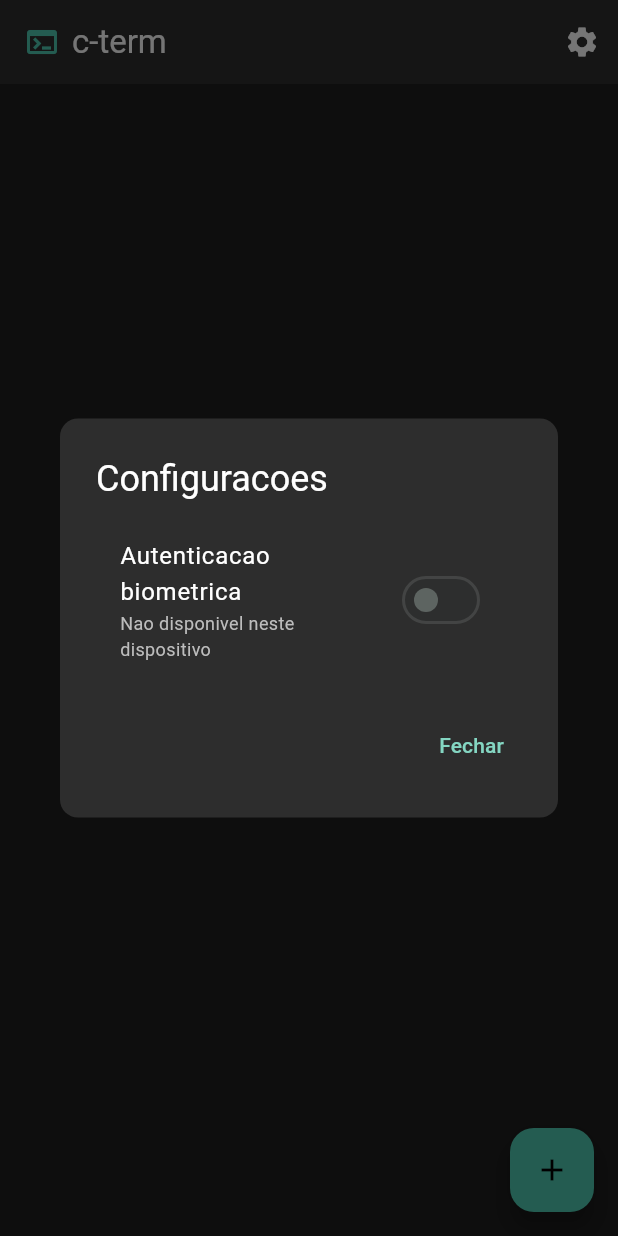
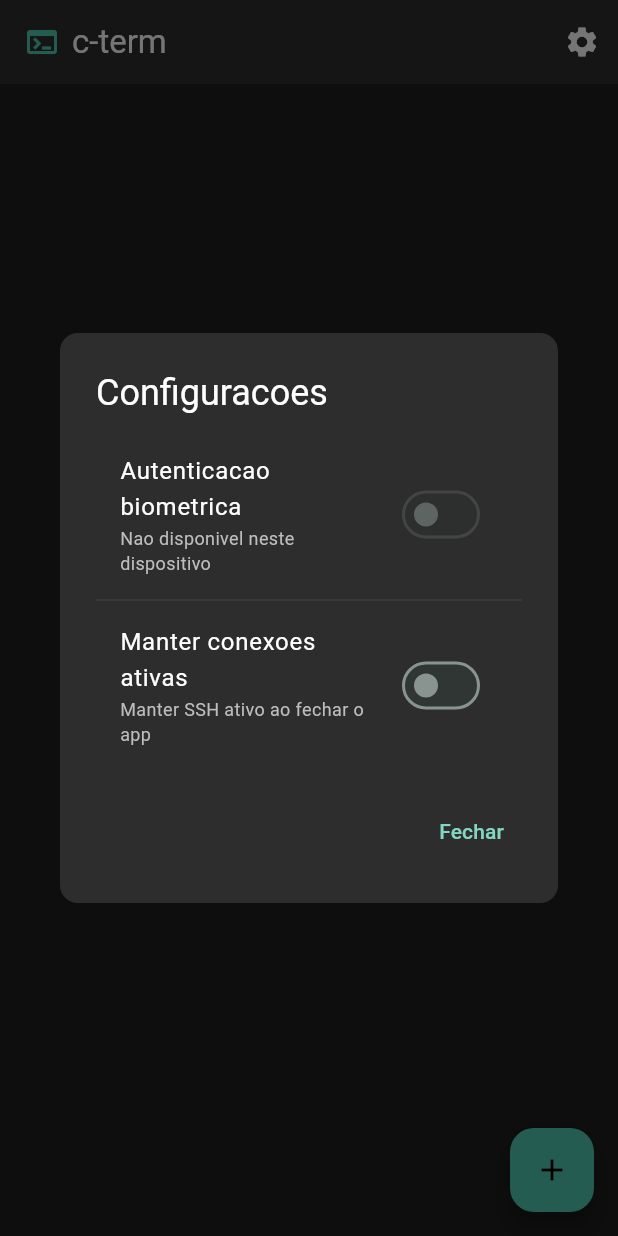
Before and after one commit to ropermen/c-term, a Flutter app: the screen it shows after launch, after a tap on the "settings" icon, on a phone screen of 412 x 824 dp. Run offline on Flutter 3.47's test engine with Material 3 defaults, Android fonts, the phone set to English and light mode, and no system bars; our stand-ins replace flutter_secure_storage, local_auth, wakelock_plus; missing offline and left inert: dartssh2, flutter_foreground_task, xterm.

Commit message:
Add foreground service option and Termux-style icon
- Add option to keep SSH connections alive when app is closed
- New setting in settings dialog to enable/disable persistent connections
- Foreground service shows notification when connections are active
- New Termux-style app icon (green terminal on black background)

Co-Authored-By: Claude Opus 4.5 <noreply@anthropic.com>

```diff
--- a/lib/main.dart
+++ b/lib/main.dart
@@ -1,8 +1,9 @@
 import 'package:flutter/material.dart';
 import 'package:flutter/services.dart';
 import 'app.dart';
+import 'services/foreground_service.dart';
 
-void main() {
+void main() async {
   WidgetsFlutterBinding.ensureInitialized();
 
   SystemChrome.setSystemUIOverlayStyle(
@@ -14,5 +15,7 @@ void main() {
     ),
   );
 
+  await ForegroundServiceManager.init();
+
   runApp(const CTermApp());
 }
--- a/lib/screens/home_screen.dart
+++ b/lib/screens/home_screen.dart
@@ -129,6 +129,7 @@ class _HomeScreenState extends State<HomeScreen> {
     final authService = AuthService();
     bool biometricEnabled = await storageService.isBiometricEnabled();
     bool biometricAvailable = await authService.isBiometricAvailable();
+    bool keepConnectionsAlive = await storageService.isKeepConnectionsAliveEnabled();
 
     if (!mounted) return;
 
@@ -163,6 +164,23 @@ class _HomeScreenState extends State<HomeScreen> {
                         setDialogState(() => biometricEnabled = value);
                       }
                     : null,
+              ),
+              const Divider(color: Color(0xFF3D3D3D)),
+              SwitchListTile(
+                title: const Text(
+                  'Manter conexoes ativas',
+                  style: TextStyle(color: Colors.white),
+                ),
+                subtitle: Text(
+                  'Manter SSH ativo ao fechar o app',
+                  style: TextStyle(color: Colors.grey.shade400, fontSize: 12),
+                ),
+                value: keepConnectionsAlive,
+                activeColor: const Color(0xFF4EC9B0),
+                onChanged: (value) async {
+                  await storageService.setKeepConnectionsAliveEnabled(value);
+                  setDialogState(() => keepConnectionsAlive = value);
+                },
               ),
             ],
           ),
--- /dev/null
+++ b/lib/services/foreground_service.dart
@@ -0,0 +1,68 @@
+import 'package:flutter_foreground_task/flutter_foreground_task.dart';
+
+class ForegroundServiceManager {
+  static bool _isInitialized = false;
+  static bool _isRunning = false;
+
+  static Future<void> init() async {
+    if (_isInitialized) return;
+
+    FlutterForegroundTask.init(
+      androidNotificationOptions: AndroidNotificationOptions(
+        channelId: 'c_term_ssh',
+        channelName: 'c-term SSH',
+        channelDescription: 'Conexoes SSH ativas',
+        channelImportance: NotificationChannelImportance.LOW,
+        priority: NotificationPriority.LOW,
+      ),
+      iosNotificationOptions: const IOSNotificationOptions(
+        showNotification: true,
+        playSound: false,
+      ),
+      foregroundTaskOptions: ForegroundTaskOptions(
+        eventAction: ForegroundTaskEventAction.nothing(),
+        autoRunOnBoot: false,
+        autoRunOnMyPackageReplaced: false,
+        allowWakeLock: true,
+        allowWifiLock: true,
+      ),
+    );
+
+    _isInitialized = true;
+  }
+
+  static Future<void> startService(int sessionCount) async {
+    if (!_isInitialized) await init();
+
+    if (_isRunning) {
+      await updateNotification(sessionCount);
+      return;
+    }
+
+    await FlutterForegroundTask.startService(
+      notificationTitle: 'c-term',
+      notificationText: '$sessionCount conexao(oes) SSH ativa(s)',
+      callback: null,
+    );
+
+    _isRunning = true;
+  }
+
+  static Future<void> updateNotification(int sessionCount) async {
+    if (!_isRunning) return;
+
+    await FlutterForegroundTask.updateService(
+      notificationTitle: 'c-term',
+      notificationText: '$sessionCount conexao(oes) SSH ativa(s)',
+    );
+  }
+
+  static Future<void> stopService() async {
+    if (!_isRunning) return;
+
+    await FlutterForegroundTask.stopService();
+    _isRunning = false;
+  }
+
+  static bool get isRunning => _isRunning;
+}
--- a/lib/services/storage_service.dart
+++ b/lib/services/storage_service.dart
@@ -7,6 +7,7 @@ class StorageService {
   static const String _connectionsKey = 'ssh_connections';
   static const String _keyboardKeysKey = 'keyboard_keys';
   static const String _biometricEnabledKey = 'biometric_enabled';
+  static const String _keepConnectionsAliveKey = 'keep_connections_alive';
 
   final FlutterSecureStorage _storage;
 
@@ -99,4 +100,13 @@ class StorageService {
   Future<void> setBiometricEnabled(bool enabled) async {
     await _storage.write(key: _biometricEnabledKey, value: enabled.toString());
   }
+
+  Future<bool> isKeepConnectionsAliveEnabled() async {
+    final String? value = await _storage.read(key: _keepConnectionsAliveKey);
+    return value == 'true';
+  }
+
+  Future<void> setKeepConnectionsAliveEnabled(bool enabled) async {
+    await _storage.write(key: _keepConnectionsAliveKey, value: enabled.toString());
+  }
 }
--- a/pubspec.yaml
+++ b/pubspec.yaml
@@ -16,7 +16,7 @@ publish_to: 'none' # Remove this line if you wish to publish to pub.dev
 # https://developer.apple.com/library/archive/documentation/General/Reference/InfoPlistKeyReference/Articles/CoreFoundationKeys.html
 # In Windows, build-name is used as the major, minor, and patch parts
 # of the product and file versions while build-number is used as the build suffix.
-version: 1.6.0+11
+version: 1.7.0+12
 
 environment:
   sdk: ^3.6.1
@@ -55,6 +55,9 @@ dependencies:
 
   # Keep screen awake for active connections
   wakelock_plus: ^1.2.8
+
+  # Foreground service for persistent SSH connections
+  flutter_foreground_task: ^8.10.0
 
 dev_dependencies:
   flutter_test:
```
Also changed, not shown: lib/providers/terminal_provider.dart (+13 -3 lines), pubspec.lock, 13 other files.
